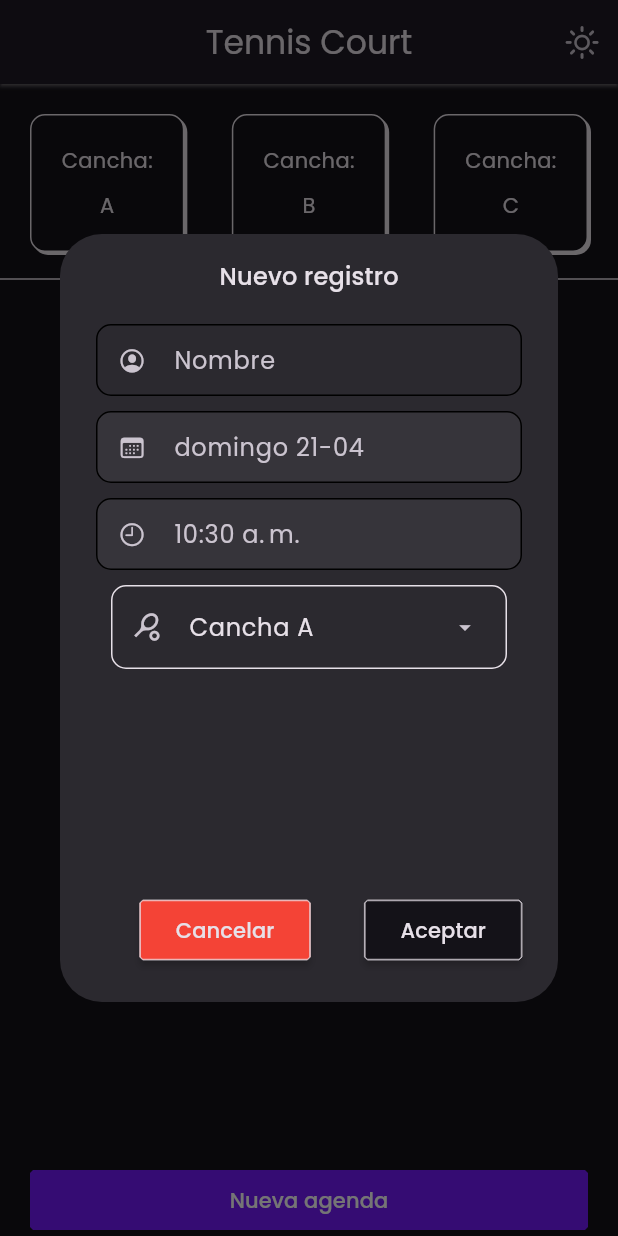
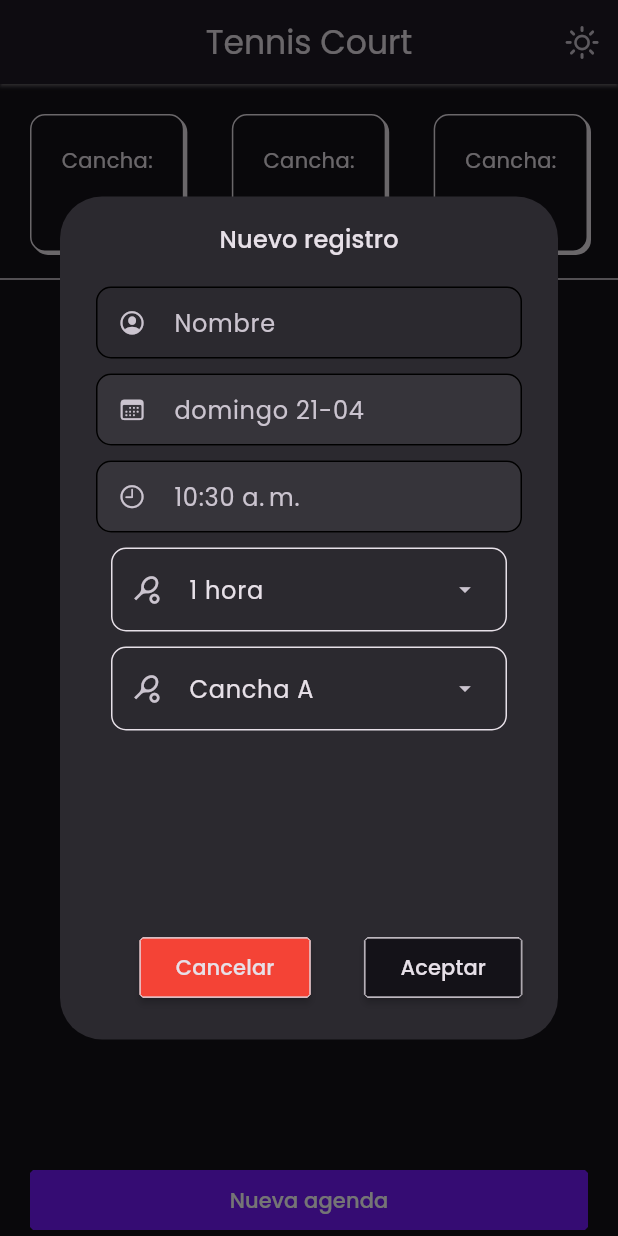
Before and after one commit to Cesart18/tennis-court, a Flutter app: the screen it shows after launch, after a tap on "Nueva agenda", on a phone screen of 412 x 824 dp. Run offline on Flutter 3.47's test engine with Material 3 defaults, Android fonts, the phone set to English and light mode, and no system bars; our stand-ins replace flutter_riverpod, formz, go_router, google_fonts, isar; accounts and stored records are empty; generated files the repository leaves out were written again.

Commit message:
modulo de schedules cambiado, al igual que la implementacion de las validaciones de disponibilidad de cancha segun las horas

```diff
--- a/lib/features/court/domain/entities/court.dart
+++ b/lib/features/court/domain/entities/court.dart
@@ -10,8 +10,8 @@ class Court {
 
     final String name;
 
-    @Backlink(to: 'courts')
-    final schedule = IsarLinks<Schedule>();
+    @Index(unique: true)
+    final schedules = IsarLinks<Schedule>();
 
   Court({
     required this.id,
--- a/lib/features/court/presentation/views/court_view.dart
+++ b/lib/features/court/presentation/views/court_view.dart
@@ -3,7 +3,6 @@ import 'package:flutter_riverpod/flutter_riverpod.dart';
 import 'package:tennis_court/features/court/presentation/providers/court_provider.dart';
 import 'package:tennis_court/features/schedule/presentation/presentation.dart';
 import 'package:tennis_court/shared/shared.dart';
-import 'package:tennis_court/shared/widgets/custom_button.dart';
 
 class CourtView extends ConsumerWidget {
   final String courtId;
--- a/lib/features/schedule/domain/domain.dart
+++ b/lib/features/schedule/domain/domain.dart
@@ -10,4 +10,5 @@ export 'repositories/schedule_repository.dart';
 // inputs
 export 'inputs/schedule_user_name.dart';
 export 'inputs/schedule_date.dart';
-export 'inputs/schedule_time.dart';
+export 'inputs/schedule_initial_time.dart';
+export 'inputs/schedule_end_time.dart';
--- a/lib/features/schedule/domain/entities/schedule.dart
+++ b/lib/features/schedule/domain/entities/schedule.dart
@@ -7,9 +7,11 @@ part 'schedule.g.dart';
 class Schedule {
   Id? id;
 
-  @Index(unique: true)
-  final DateTime date;
 
+  final DateTime initialDate;
+  final DateTime endDate;
+
+  @Backlink(to: 'schedules')
   final courts = IsarLinks<Court>();
 
   final String userName;
@@ -17,7 +19,8 @@ class Schedule {
 
 
   Schedule({
-      required this.date,
-      required this.userName
+      required this.initialDate,
+      required this.userName,
+      required this.endDate
       });
 }
--- a/lib/features/schedule/presentation/presentation.dart
+++ b/lib/features/schedule/presentation/presentation.dart
@@ -10,5 +10,6 @@ export 'views/new_schedule_modal_view.dart';
 export 'widgets/new_schedule_modal.dart';
 export 'widgets/custom_form_field.dart';
 export 'widgets/custom_action_button.dart';
-export 'widgets/custom_dropdown_menu_button.dart';
+export 'widgets/courts_dropdown_menu_button.dart';
 export 'widgets/schedules_list_view.dart';
+export 'widgets/time_dropdown_menu.dart';
--- a/lib/features/schedule/presentation/views/new_schedule_modal_view.dart
+++ b/lib/features/schedule/presentation/views/new_schedule_modal_view.dart
@@ -28,7 +28,7 @@ class NewScheduleModalView extends ConsumerWidget {
 
     return SizedBox(
       width: 320,
-      height: 400,
+      height: 450,
       child: Column(
         children: [
           Text(
@@ -79,13 +79,13 @@ class NewScheduleModalView extends ConsumerWidget {
             length: 20,
              prefixIcon: const Icon(CupertinoIcons.clock),
              readOnly: true,
-             errorText: scheduleForm.isFormPosted ? scheduleForm.time.errorMessage : null,
+             errorText: scheduleForm.isFormPosted ? scheduleForm.initialTime.errorMessage : null,
              onTap: () async {
               final TimeOfDay? pickedTime = await showTimePicker(
                 context: context,
                initialTime: TimeOfDay.now());
                if( pickedTime != null && pickedTime != TimeOfDay.now() ){
-                ref.read(scheduleFormProvider.notifier).onTimeChanged(pickedTime);
+                ref.read(scheduleFormProvider.notifier).onInitialTimeChanged(pickedTime);
                }
              },
              ),
@@ -95,9 +95,15 @@ class NewScheduleModalView extends ConsumerWidget {
             height: 10,
           ),
 
+        const TimeDropDownMenuButton(),
+
+          const SizedBox(
+            height: 10,
+          ),
 
 
-          CustomDropDownMenuButton(
+
+          CourtsDropDownMenuButton(
             courts: courts,
           ),
 
--- a/lib/features/schedule/presentation/widgets/custom_dropdown_menu_button.dart
+++ b/lib/features/schedule/presentation/widgets/courts_dropdown_menu_button.dart
@@ -3,9 +3,9 @@ import 'package:flutter_riverpod/flutter_riverpod.dart';
 import 'package:tennis_court/features/court/domain/domain.dart';
 import 'package:tennis_court/features/schedule/presentation/presentation.dart';
 
-class CustomDropDownMenuButton extends ConsumerWidget {
+class CourtsDropDownMenuButton extends ConsumerWidget {
   final List<Court> courts;
-  const CustomDropDownMenuButton({super.key, required this.courts});
+  const CourtsDropDownMenuButton({super.key, required this.courts});
 
   @override
   Widget build(BuildContext context, WidgetRef ref) {
--- a/lib/features/schedule/presentation/widgets/schedules_list_view.dart
+++ b/lib/features/schedule/presentation/widgets/schedules_list_view.dart
@@ -40,7 +40,6 @@ class ScheduleListView extends ConsumerWidget {
       itemCount: schedules?.length,
       itemBuilder: (context, index) {
         final schedule = schedules![index];
-
         return Container(
           decoration: BoxDecoration(
             border: Border.all(
@@ -66,9 +65,9 @@ class ScheduleListView extends ConsumerWidget {
             subtitle: Column(
               crossAxisAlignment: CrossAxisAlignment.start,
               children: [
-                Text('Fecha: ${DateFormat('EEEE dd-MM').format(schedule.date)}'),
-                Text('Hora: ${DateFormat('hh:mm a').format(schedule.date)}'),
-
+                Text('Fecha: ${DateFormat('EEEE dd-MM').format(schedule.initialDate)}'),
+                Text('Hora inicial: ${DateFormat('hh:mm a').format(schedule.initialDate)}'),
+                Text('Hora de salida:  ${DateFormat('hh:mm a').format(schedule.endDate)}')
               ],
             ),
           ),
@@ -78,3 +77,8 @@ class ScheduleListView extends ConsumerWidget {
       );
   }
 }
+
+/*
+
+
+ */
--- /dev/null
+++ b/lib/features/schedule/presentation/widgets/time_dropdown_menu.dart
@@ -0,0 +1,37 @@
+import 'package:flutter/material.dart';
+import 'package:flutter_riverpod/flutter_riverpod.dart';
+import 'package:tennis_court/features/schedule/presentation/presentation.dart';
+import 'package:tennis_court/shared/shared.dart';
+
+class TimeDropDownMenuButton extends ConsumerWidget {
+  const TimeDropDownMenuButton({super.key});
+
+  @override
+  Widget build(BuildContext context, WidgetRef ref) {
+
+    final scheduleForm = ref.watch(scheduleFormProvider);
+
+    final colors = Theme.of(context).colorScheme;
+    final border = OutlineInputBorder(
+        borderRadius: BorderRadius.circular(10),
+        borderSide: BorderSide(color: colors.onBackground));
+    return DropdownMenu<int>(
+      leadingIcon: const Icon(Icons.sports_tennis, size: 20,),
+      width: 264,
+      initialSelection: scheduleForm.endTime.value,
+      inputDecorationTheme: InputDecorationTheme(
+        border: border,
+        enabledBorder: border,
+        disabledBorder: border,
+        isDense: true
+      ),
+      onSelected: (value) {
+        ref.read(scheduleFormProvider.notifier).onEndTimeChanged(value!);
+      },
+
+      dropdownMenuEntries: scheduleEndTimeEntries.map((time) {
+        return DropdownMenuEntry(value: time, label: '$time hora${time > 1 ? 's' : ''}');
+      }).toList()
+      );
+  }
+}
--- a/lib/shared/constants/constants.dart
+++ b/lib/shared/constants/constants.dart
@@ -3,3 +3,5 @@ import 'package:flutter/material.dart';
 
 
 const primaryColor = Color(0xFF731BFA);
+
+const scheduleEndTimeEntries = <int>[1,2,3,4,5,6,7,8,9,10];
--- a/lib/shared/services/sort_schedules.dart
+++ b/lib/shared/services/sort_schedules.dart
@@ -5,7 +5,7 @@
 List<Schedule> sortSchedulesByDate( List<Schedule> schedules ){
 
   List<Schedule> sortedSchedules = [...schedules];
-  sortedSchedules.sort((a, b) => a.date.compareTo(b.date),);
+  sortedSchedules.sort((a, b) => a.initialDate.compareTo(b.initialDate),);
 
   return sortedSchedules;
 
```
Also changed, not shown: lib/features/schedule/domain/inputs/schedule_date.dart (+5 -5 lines), lib/features/schedule/domain/inputs/schedule_end_time.dart (added, +28 -0 lines), lib/features/schedule/domain/inputs/schedule_initial_time.dart (added, +35 -0 lines), lib/features/schedule/domain/inputs/schedule_time.dart (deleted, +0 -35 lines), lib/features/schedule/infrastructure/datasource/schedule_datasource_impl.dart (+16 -2 lines), lib/features/schedule/presentation/providers/schedule_form_provider.dart (+41 -14 lines), lib/features/court/domain/entities/court.g.dart, lib/features/schedule/domain/entities/schedule.g.dart.
